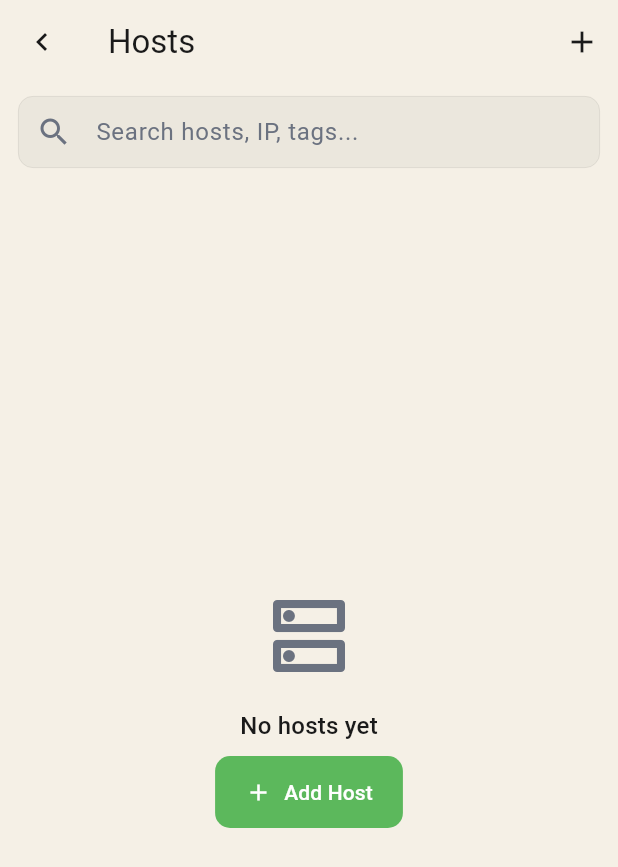
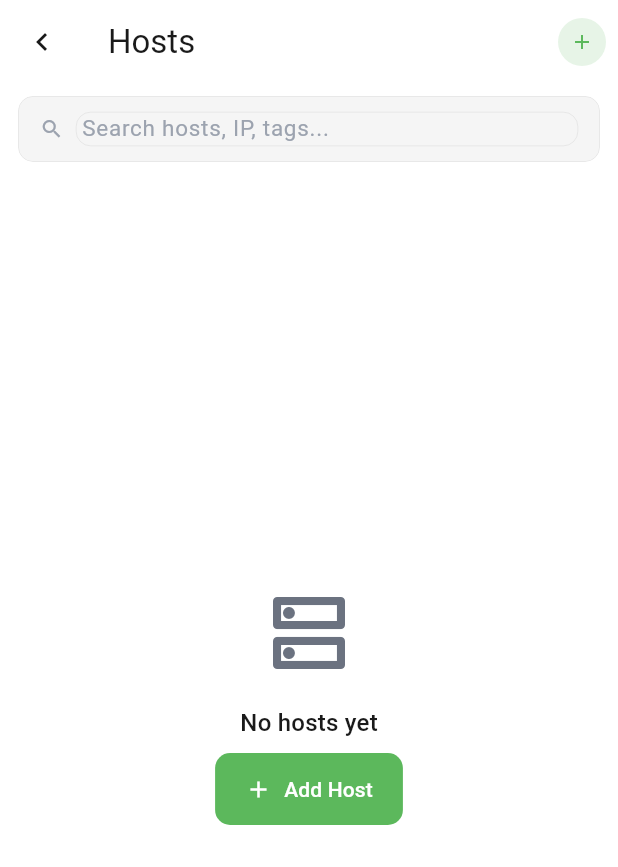
Before and after one commit to wujiyu115/Nexterm, a Flutter app: the HostsScreen screen opened by its route, on a phone screen of 412 x 824 dp. Shown: the top 867 px of the screen. Run offline on Flutter 3.47's test engine with Material 3 defaults, Android fonts, the phone set to English and light mode, and no system bars; our stand-ins replace dio, drift, file_picker, flutter_highlight, flutter_riverpod, flutter_secure_storage and 3 more; missing offline and left inert: dartssh2, pinenacl, pointycastle, xterm; accounts and stored records are empty; generated files the repository leaves out were written again.

Commit message:
feat(ui): restyle HostsScreen and HostListTile with glass cards and green accent
Co-Authored-By: Claude Opus 4.6 <noreply@anthropic.com>

```diff
--- a/nexterm/lib/features/hosts/ui/hosts_screen.dart
+++ b/nexterm/lib/features/hosts/ui/hosts_screen.dart
@@ -4,10 +4,12 @@ import 'package:nexterm/l10n/app_localizations.dart';
 import 'package:flutter_riverpod/flutter_riverpod.dart';
 import 'package:go_router/go_router.dart';
 import 'package:nexterm/domain/entities/host_entity.dart';
+import 'package:nexterm/core/theme/outdoor_colors.dart';
+import 'package:nexterm/shared/widgets/section_label.dart';
+import 'package:nexterm/shared/widgets/outdoor_search_bar.dart';
 import 'package:nexterm/features/hosts/providers/hosts_provider.dart';
 import 'package:nexterm/features/hosts/ui/widgets/host_context_menu.dart';
 import 'package:nexterm/features/hosts/ui/widgets/host_list_tile.dart';
-import 'package:nexterm/features/hosts/ui/widgets/host_search_bar.dart';
 import 'package:nexterm/features/terminal/providers/terminal_provider.dart';
 
 class HostsScreen extends ConsumerStatefulWidget {
@@ -227,8 +229,10 @@ class _HostsScreenState extends ConsumerState<HostsScreen> {
     }
 
     return Scaffold(
+      backgroundColor: Colors.transparent,
       appBar: _isSelectionMode
           ? AppBar(
+              backgroundColor: Colors.transparent,
               leading: IconButton(
                 icon: const Icon(Icons.close),
                 onPressed: _exitSelectionMode,
@@ -261,6 +265,7 @@ class _HostsScreenState extends ConsumerState<HostsScreen> {
               ],
             )
           : AppBar(
+              backgroundColor: Colors.transparent,
               leading: IconButton(
                 icon: const Icon(Icons.chevron_left),
                 onPressed: () => Navigator.of(context).pop(),
@@ -268,7 +273,12 @@ class _HostsScreenState extends ConsumerState<HostsScreen> {
               title: Text(l.hosts_title),
               actions: [
                 IconButton(
-                  icon: const Icon(Icons.add),
+                  icon: Container(
+                    width: 32,
+                    height: 32,
+                    decoration: const BoxDecoration(shape: BoxShape.circle, color: OutdoorColors.accentDim),
+                    child: const Icon(Icons.add, size: 16, color: OutdoorColors.accent),
+                  ),
                   tooltip: l.hosts_addTooltip,
                   onPressed: () => context.push('/vaults/hosts/add'),
                 ),
@@ -276,9 +286,10 @@ class _HostsScreenState extends ConsumerState<HostsScreen> {
             ),
       body: Column(
         children: [
-          HostSearchBar(
+          OutdoorSearchBar(
             controller: _searchController,
             onChanged: (value) => setState(() => _searchQuery = value),
+            hintText: l.hosts_search,
           ),
           Expanded(child: buildContent()),
         ],
@@ -310,12 +321,12 @@ class _HostsScreenState extends ConsumerState<HostsScreen> {
     return ListView(
       children: [
         if (favorites.isNotEmpty) ...[
-          _SectionHeader(title: l.hosts_favorites),
+          SectionLabel(title: l.hosts_favorites, padding: const EdgeInsets.fromLTRB(16, 12, 16, 4)),
           ...favorites
               .map((host) => _buildTile(host, notifier, activeCounts)),
         ],
         ...groups.entries.expand((entry) => [
-          _SectionHeader(title: entry.key ?? l.hosts_ungrouped),
+          SectionLabel(title: entry.key ?? l.hosts_ungrouped, padding: const EdgeInsets.fromLTRB(16, 12, 16, 4)),
           ...entry.value
               .map((host) => _buildTile(host, notifier, activeCounts)),
         ]),
@@ -362,23 +373,3 @@ class _HostsScreenState extends ConsumerState<HostsScreen> {
     );
   }
 }
-
-class _SectionHeader extends StatelessWidget {
-  final String title;
-  const _SectionHeader({required this.title});
-
-  @override
-  Widget build(BuildContext context) {
-    return Padding(
-      padding: const EdgeInsets.fromLTRB(16, 12, 16, 4),
-      child: Text(
-        title,
-        style: Theme.of(context).textTheme.labelMedium?.copyWith(
-          color: Theme.of(context).colorScheme.primary,
-          fontWeight: FontWeight.w600,
-          letterSpacing: 0.8,
-        ),
-      ),
-    );
-  }
-}
```
Also changed, not shown: nexterm/lib/features/hosts/ui/widgets/host_list_tile.dart (+25 -61 lines).
